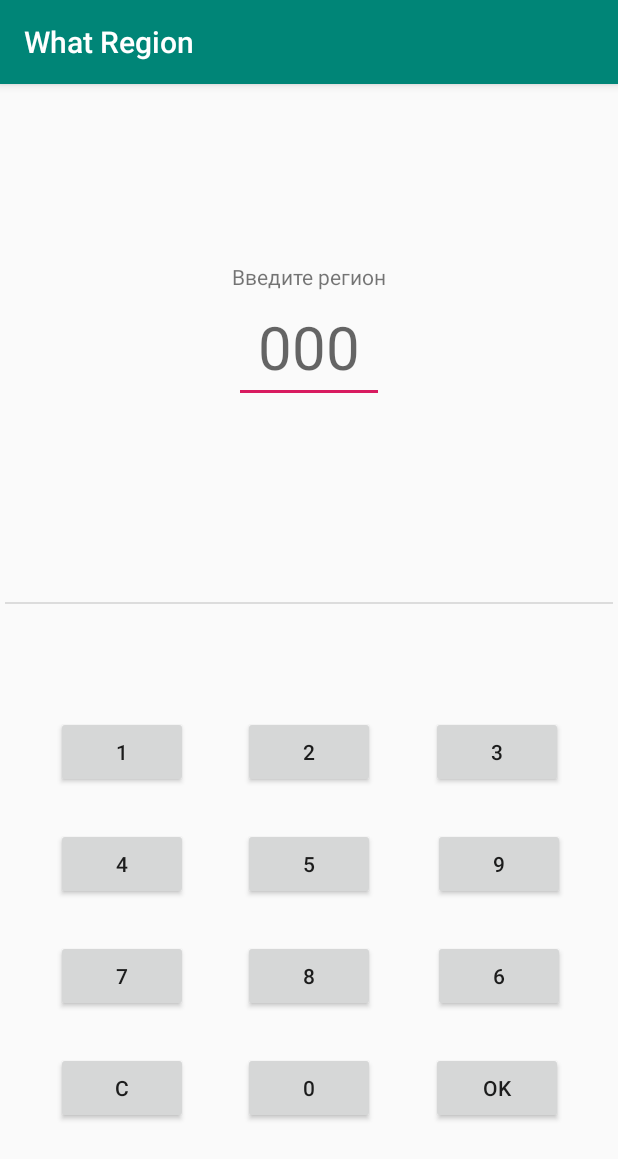
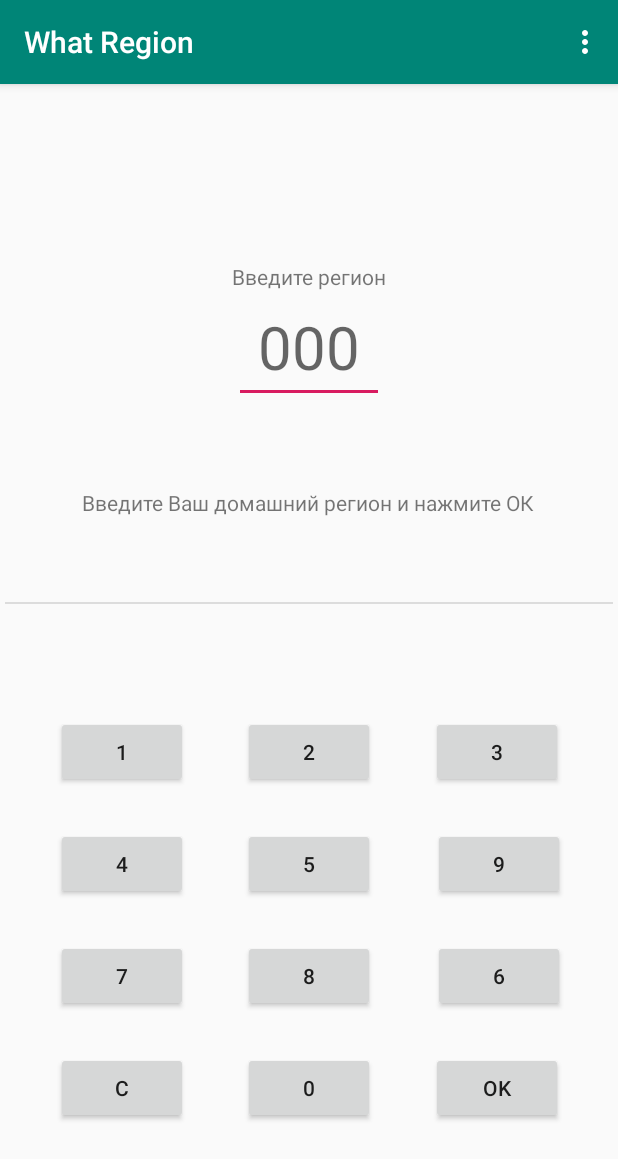
Before and after one commit to dvnech/WhatRegion, an Android app: the screen it shows after launch (MainActivity), on a phone screen of 412 x 824 dp. Shown: the top 1159 px of the screen. Run offline under Robolectric (Android 15) with nearby library versions, the light colour scheme and no system bars.

Commit message:
Reset home region

```diff
--- a/app/src/main/java/com/example/whatregion/MainActivity.java
+++ b/app/src/main/java/com/example/whatregion/MainActivity.java
@@ -6,6 +6,8 @@ import android.content.SharedPreferences;
 import android.location.Location;
 import android.os.Bundle;
 import android.util.Log;
+import android.view.Menu;
+import android.view.MenuItem;
 import android.view.View;
 import android.widget.Button;
 import android.widget.EditText;
@@ -69,16 +71,13 @@ public class MainActivity extends AppCompatActivity {
         sharedPreferences = getSharedPreferences(SHARED_PREF,MODE_PRIVATE);
 
         listOfData = AppData.getArrayOfData();
-        Toast.makeText(this,"size " + listOfData.size(),Toast.LENGTH_SHORT).show();
-        for(int i = 0;i<listOfData.size();i++){
-            Log.d("MYTAG1",listOfData.get(i).getRegionNumber());
-        }
         homeRegion = loadHomeRegion();
         isFirstLaunch = checkIfFirstLauch();
-        isFirstLaunch = true;
 
         if(!isFirstLaunch){
             btnSet.setVisibility(View.INVISIBLE);
+        }else{
+            tvFirstLaunch.setText(getString(R.string.first_launch));
         }
 
 
@@ -123,6 +122,8 @@ public class MainActivity extends AppCompatActivity {
             }case R.id.btnClear:{
                 if(s.length() > 0) {
                     etRegionNum.setText(s.substring(0,s.length()-1));
+                    tvFirstLaunch.setText("");
+                    tvShowRegion.setText("Введите регион");
                 }
                 break;
             }case R.id.btnZero:{
@@ -157,7 +158,10 @@ public class MainActivity extends AppCompatActivity {
                     tvFirstLaunch.setText("Домашний регион");
                 }
             }
+        }if(object == null && regNumber.length()>1){
+            tvShowRegion.setText("Регион не найден");
         }
+
     }
     private RegionObject findRegion(String regNumber,ArrayList<RegionObject> arr){
         RegionObject object;
@@ -232,4 +236,22 @@ public class MainActivity extends AppCompatActivity {
         }else{return null;}
     }
 
+    @Override
+    public boolean onCreateOptionsMenu(Menu menu) {
+        getMenuInflater().inflate(R.menu.main_menu,menu);
+        return true;
+    }
+
+    @Override
+    public boolean onOptionsItemSelected(MenuItem item) {
+        switch(item.getItemId()){
+            case R.id.menu_reset_region:{
+                isFirstLaunch = true;
+                btnSet.setVisibility(View.VISIBLE);
+                homeRegion = null;
+                tvFirstLaunch.setText(getString(R.string.first_launch));
+            }
+        }
+        return super.onOptionsItemSelected(item);
+    }
 }
--- /dev/null
+++ b/app/src/main/res/menu/main_menu.xml
@@ -0,0 +1,7 @@
+<?xml version="1.0" encoding="utf-8"?>
+<menu xmlns:android="http://schemas.android.com/apk/res/android">
+    <item
+        android:id="@+id/menu_reset_region"
+        android:title="Переназначить"
+        android:icon="@drawable/ic_launcher_foreground"/>
+</menu>
--- a/app/src/main/res/values/strings.xml
+++ b/app/src/main/res/values/strings.xml
@@ -1,3 +1,4 @@
 <resources>
     <string name="app_name">What Region</string>
+    <string name="first_launch">Введите Ваш домашний регион и нажмите ОК</string>
 </resources>
```
